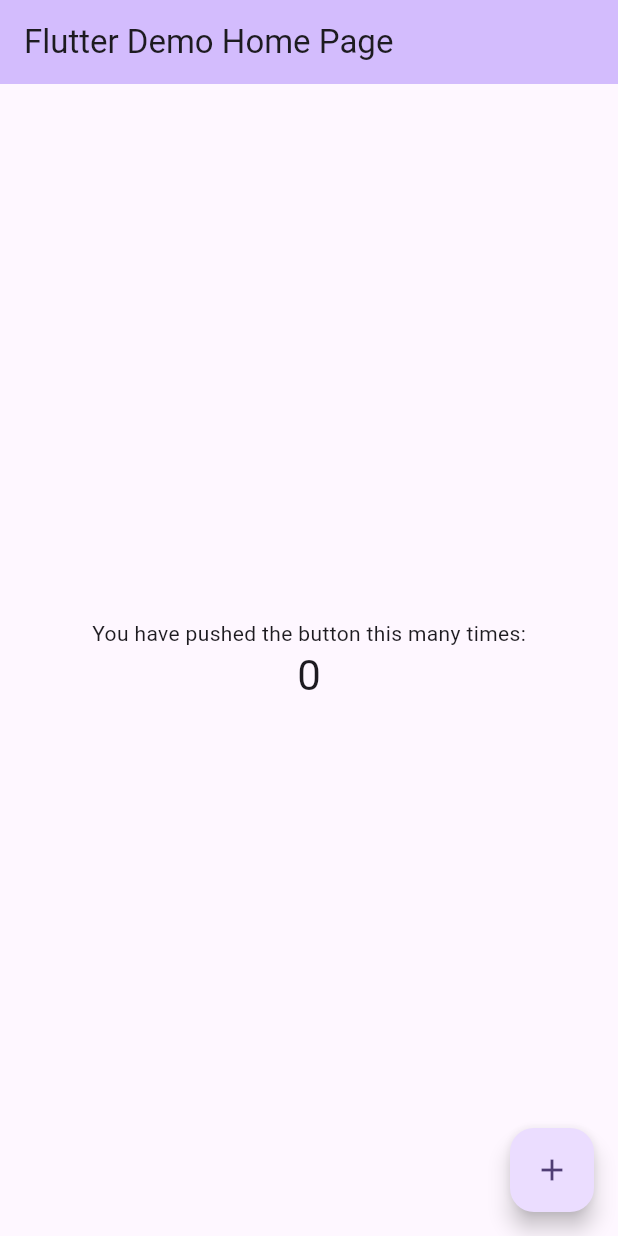
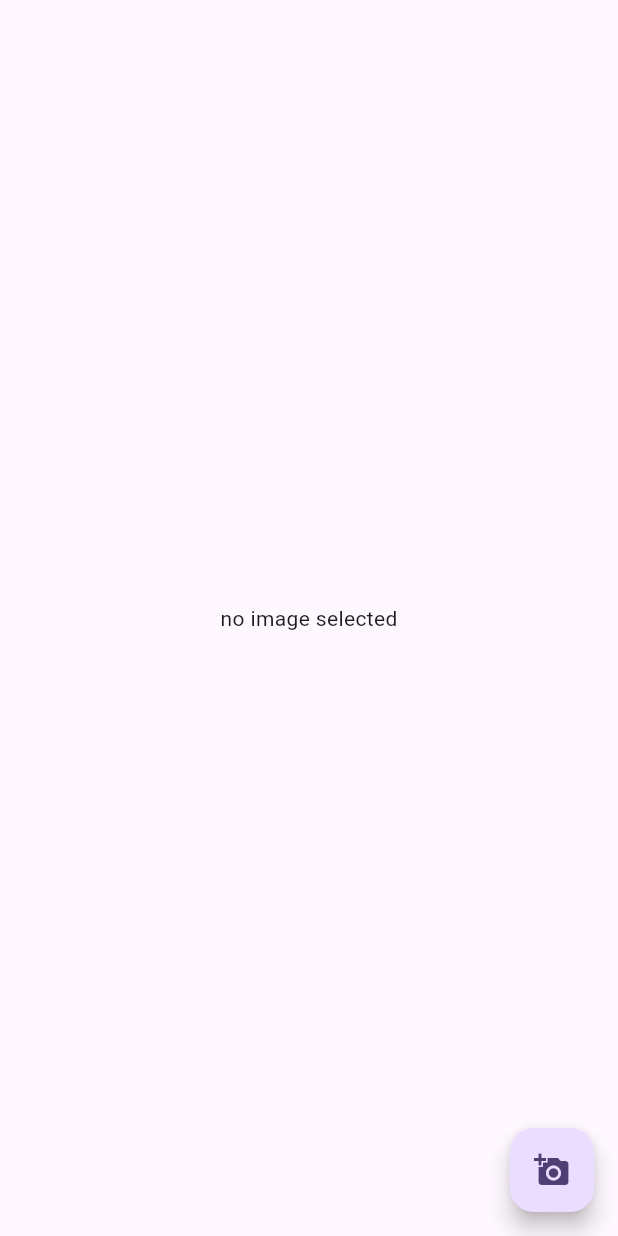
Before and after one commit to Denis-Wanjohi/Faccy, a Flutter app: the screen it shows after launch, on a phone screen of 412 x 824 dp. Run offline on Flutter 3.47's test engine with Material 3 defaults, Android fonts, the phone set to English and light mode, and no system bars; our stand-ins replace firebase_core, image_picker; missing offline and left inert: firebase_ml_vision; accounts and stored records are empty.

Commit message:
Firebase setup

```diff
--- a/lib/main.dart
+++ b/lib/main.dart
@@ -1,3 +1,4 @@
+import 'package:faccy/pages/home_page.dart';
 import 'package:flutter/material.dart';
 
 void main() {
@@ -31,7 +32,7 @@
         colorScheme: ColorScheme.fromSeed(seedColor: Colors.deepPurple),
         useMaterial3: true,
       ),
-      home: const MyHomePage(title: 'Flutter Demo Home Page'),
+      home: const HomePage(),
     );
   }
 }
--- /dev/null
+++ b/lib/pages/home_page.dart
@@ -0,0 +1,64 @@
+import 'dart:io';
+
+import 'package:firebase_ml_vision/firebase_ml_vision.dart';
+import 'package:flutter/material.dart';
+import 'dart:ui' as ui;
+
+import 'package:image_picker/image_picker.dart';
+
+class HomePage extends StatefulWidget {
+  const HomePage({super.key});
+
+  @override
+  State<HomePage> createState() => _HomePageState();
+}
+
+class _HomePageState extends State<HomePage> {
+  File? _imagefile = null;
+  late List<Face> faces;
+  bool isLoading = false;
+  late ui.Image _image;
+  final picker = ImagePicker();
+
+  @override
+  Widget build(BuildContext context) {
+    return Scaffold(
+      floatingActionButton: FloatingActionButton(
+        onPressed: _getImage,
+        child: Icon(Icons.add_a_photo),
+      ),
+      body: isLoading
+          ? Center(
+              child: CircularProgressIndicator(),
+            )
+          : (_imagefile == null)
+              ? Center(
+                  child: Text("no image selected"),
+                )
+              : Center(
+                  child: FittedBox(
+                    child: SizedBox(
+                      width: _image.width.toDouble(),
+                      height: _image.height.toDouble(),
+                      child: CustomPaint(
+                          // painter: FacePainter(_image, faces),
+                          ),
+                    ),
+                  ),
+                ),
+    );
+  }
+
+  void _getImage() async {
+    final imageFile = await picker.pickImage(source: ImageSource.gallery);
+    setState(() {
+      isLoading = true;
+    });
+    print(imageFile?.name);
+    print(imageFile?.path);
+    final image = FirebaseVisionImage.fromFile(File(imageFile!.name));
+    final faceDetector = FirebaseVision.instance.faceDetector();
+    List<Face> faces = await faceDetector.processImage(image);
+    // print(faces);
+  }
+}
--- a/pubspec.yaml
+++ b/pubspec.yaml
@@ -35,6 +35,9 @@ dependencies:
   # The following adds the Cupertino Icons font to your application.
   # Use with the CupertinoIcons class for iOS style icons.
   cupertino_icons: ^1.0.8
+  firebase_core: ^3.8.0
+  firebase_ml_vision:
+  image_picker:
 
 dev_dependencies:
   flutter_test:
```
Also changed, not shown: firebase.json (added), lib/firebase_options.dart (added), pubspec.lock, 10 other files.
